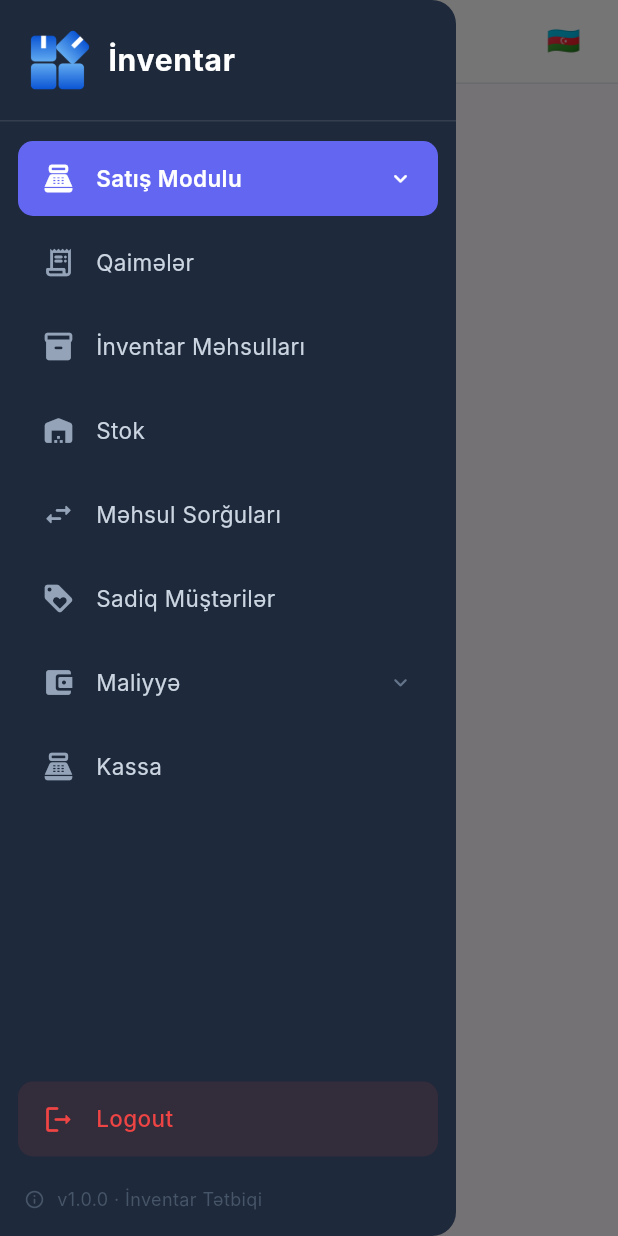
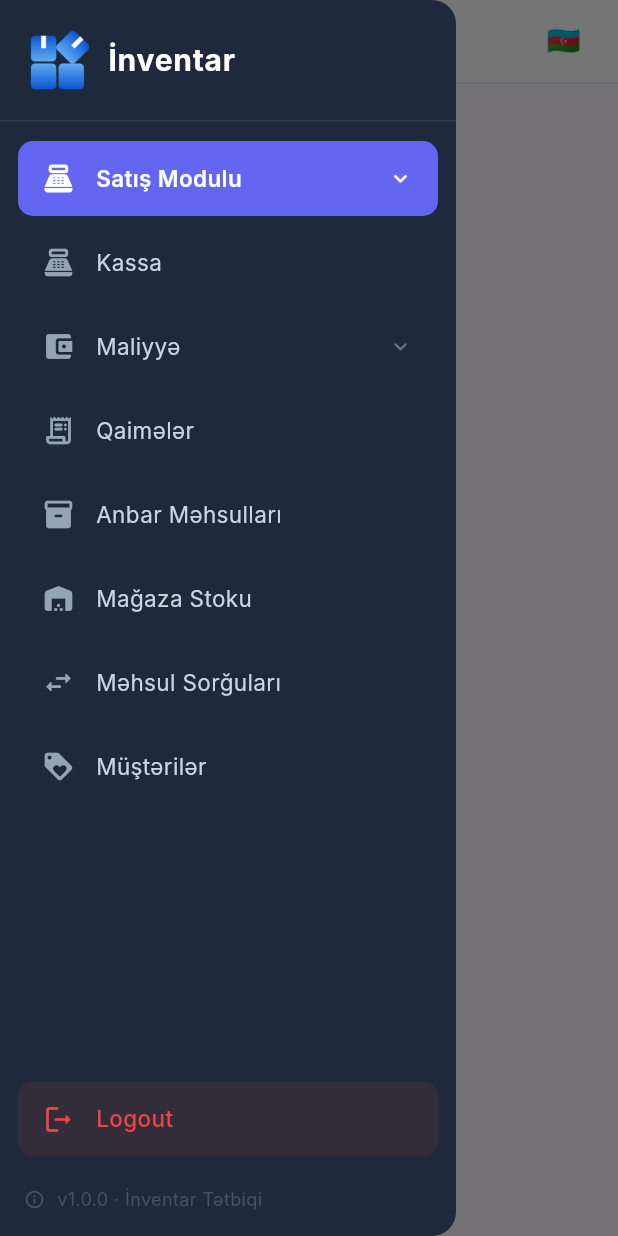
Before and after one commit to KHajili98/inventory, a Flutter app: the AppShell screen opened directly with empty values, with the side drawer open, on a phone screen of 412 x 824 dp. Run offline on Flutter 3.47's test engine with Material 3 defaults, Android fonts, the phone set to English and light mode, and no system bars; our stand-ins replace dio, file_picker, fl_chart, flutter_bloc, go_router, pdf and 2 more; missing offline and left inert: dart:html, excel, universal_html; accounts and stored records are empty; network calls fail; Roboto replaces fonts that are missing (Inter).

Commit message:
handle menu sira

```diff
--- a/lib/l10n/app_az.arb
+++ b/lib/l10n/app_az.arb
@@ -9,7 +9,7 @@
 
   "invoices": "Qaimələr",
 
-  "inventoryProducts": "İnventar Məhsulları",
+  "inventoryProducts": "Anbar Məhsulları",
 
   "finance": "Maliyyə",
 
@@ -525,7 +525,7 @@
   "exportSuccess": "Uğurla ixrac edildi",
   "exportError": "İxrac xətası",
 
-  "stock": "Stok",
+  "stock": "Mağaza Stoku",
   "activeStockAmount": "Aktiv Stok Miqdarı",
   "activeProducts": "Aktiv Məhsullar",
   "pricePending": "Qiymət Gözlənilir",
@@ -640,7 +640,7 @@
 
   "savingPrice": "Saxlanılır…",
 
-  "loyalCustomers": "Sadiq Müştərilər",
+  "loyalCustomers": "Müştərilər",
   "loyalCustomersSubtitle": "Sadiq müştərilərinizi və endirimləri idarə edin",
   "addCustomer": "Müştəri Əlavə Et",
   "editCustomer": "Müştərini Redaktə Et",
@@ -648,7 +648,7 @@
   "searchCustomers": "Ad, telefon və ya sadiqlik ID ilə axtar…",
   "noCustomersFound": "Müştəri tapılmadı",
   "discount": "Endirim",
-  "loyaltyId": "Sadiqlik ID",
+  "loyaltyId": "Müştəri ID",
   "customerCreated": "Müştəri uğurla əlavə edildi",
   "customerUpdated": "Müştəri uğurla yeniləndi",
   "firstName": "Ad",
--- a/lib/l10n/app_localizations_az.dart
+++ b/lib/l10n/app_localizations_az.dart
@@ -21,7 +21,7 @@ class AppLocalizationsAz extends AppLocalizations {
   String get invoices => 'Qaimələr';
 
   @override
-  String get inventoryProducts => 'İnventar Məhsulları';
+  String get inventoryProducts => 'Anbar Məhsulları';
 
   @override
   String get finance => 'Maliyyə';
@@ -917,7 +917,7 @@ class AppLocalizationsAz extends AppLocalizations {
   String get exportError => 'İxrac xətası';
 
   @override
-  String get stock => 'Stok';
+  String get stock => 'Mağaza Stoku';
 
   @override
   String get activeStockAmount => 'Aktiv Stok Miqdarı';
@@ -1260,7 +1260,7 @@ class AppLocalizationsAz extends AppLocalizations {
   String get savingPrice => 'Saxlanılır…';
 
   @override
-  String get loyalCustomers => 'Sadiq Müştərilər';
+  String get loyalCustomers => 'Müştərilər';
 
   @override
   String get loyalCustomersSubtitle =>
@@ -1285,7 +1285,7 @@ class AppLocalizationsAz extends AppLocalizations {
   String get discount => 'Endirim';
 
   @override
-  String get loyaltyId => 'Sadiqlik ID';
+  String get loyaltyId => 'Müştəri ID';
 
   @override
   String get customerCreated => 'Müştəri uğurla əlavə edildi';
--- a/lib/widgets/app_shell.dart
+++ b/lib/widgets/app_shell.dart
@@ -39,11 +39,7 @@ class _AppShellState extends State<AppShell> with SingleTickerProviderStateMixin
         _SubNavItem(labelKey: 'returnedProducts', path: '/sell-module/returns'),
       ],
     ),
-    _NavItem(labelKey: 'invoices', icon: Icons.receipt_long_rounded, path: '/invoices'),
-    _NavItem(labelKey: 'inventoryProducts', icon: Icons.inventory_2_rounded, path: '/inventory-products'),
-    _NavItem(labelKey: 'stock', icon: Icons.warehouse_rounded, path: '/stock'),
-    _NavItem(labelKey: 'productRequests', icon: Icons.swap_horiz_rounded, path: '/product-requests'),
-    _NavItem(labelKey: 'loyalCustomers', icon: Icons.loyalty_rounded, path: '/loyal-customers'),
+    _NavItem(labelKey: 'kassa', icon: Icons.point_of_sale_rounded, path: '/kassa'),
     _NavItem(
       labelKey: 'finance',
       icon: Icons.account_balance_wallet_rounded,
@@ -54,7 +50,11 @@ class _AppShellState extends State<AppShell> with SingleTickerProviderStateMixin
         _SubNavItem(labelKey: 'expenseTracking', path: '/finance/expense-tracking'),
       ],
     ),
-    _NavItem(labelKey: 'kassa', icon: Icons.point_of_sale_rounded, path: '/kassa'),
+    _NavItem(labelKey: 'invoices', icon: Icons.receipt_long_rounded, path: '/invoices'),
+    _NavItem(labelKey: 'inventoryProducts', icon: Icons.inventory_2_rounded, path: '/inventory-products'),
+    _NavItem(labelKey: 'stock', icon: Icons.warehouse_rounded, path: '/stock'),
+    _NavItem(labelKey: 'productRequests', icon: Icons.swap_horiz_rounded, path: '/product-requests'),
+    _NavItem(labelKey: 'loyalCustomers', icon: Icons.loyalty_rounded, path: '/loyal-customers'),
   ];
 
   /// Returns the nav items visible to the given role.
```
